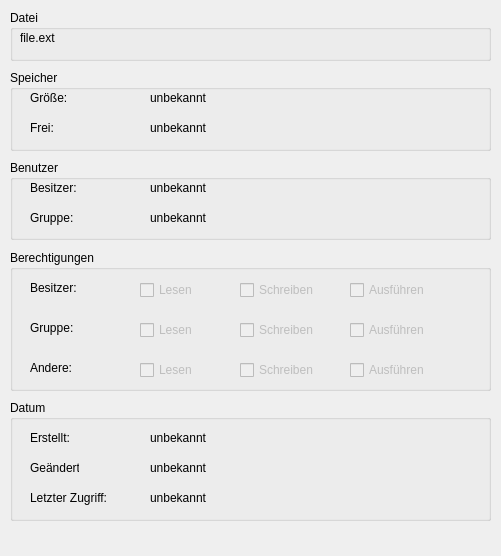
striezel/qt-commander, file fileinfowindow.ui: the form before one commit.
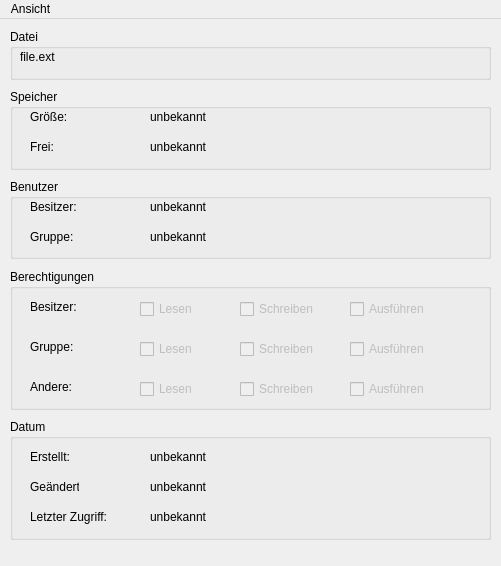
The form after the commit. Icons and pictures are not drawn.

Commit message: add menu item + shortcut (Esc) to close file information window

Patch:
```diff
--- a/fileinfowindow.ui
+++ b/fileinfowindow.ui
@@ -7,7 +7,7 @@
     <x>0</x>
     <y>0</y>
     <width>501</width>
-    <height>556</height>
+    <height>566</height>
    </rect>
   </property>
   <property name="windowTitle">
@@ -470,6 +470,13 @@
      <height>22</height>
     </rect>
    </property>
+   <widget class="QMenu" name="menuView">
+    <property name="title">
+     <string>Ansicht</string>
+    </property>
+    <addaction name="actionClose"/>
+   </widget>
+   <addaction name="menuView"/>
   </widget>
  </widget>
  <resources/>
```
Left out of the diff: 22 changed lines with no effect on the pictures. The commit also changes 2 other files.
